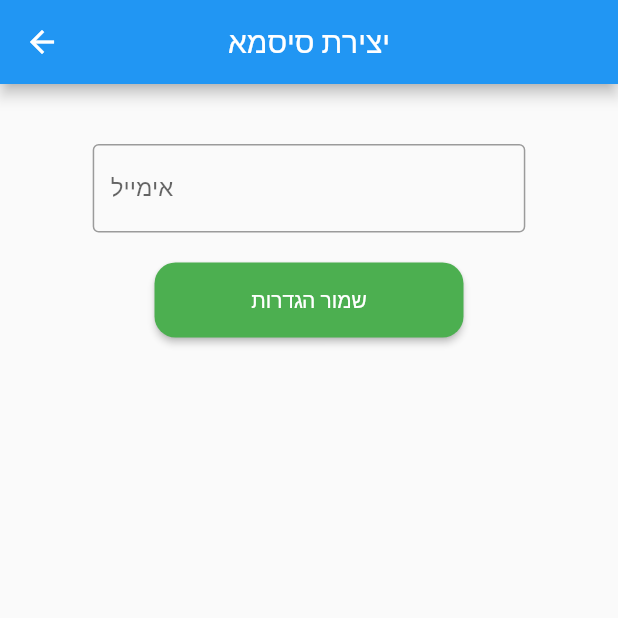
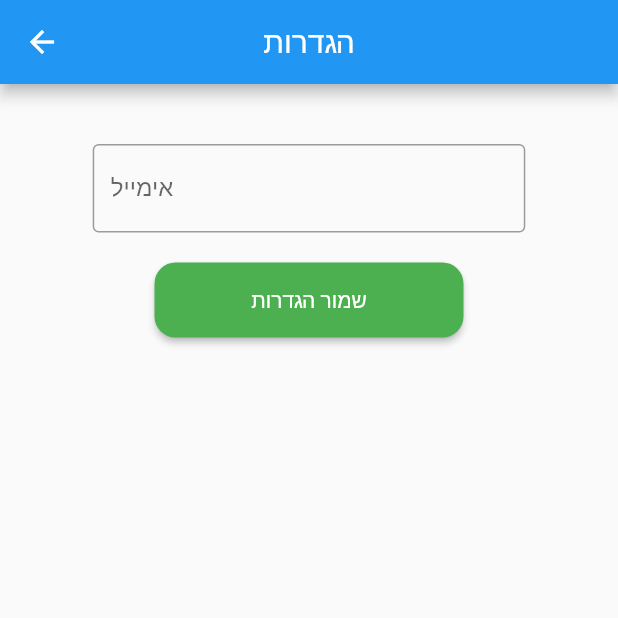
Before and after one commit to oshrey16/pwdmanls, a Flutter app: the SettingsPage screen opened by its route, on a phone screen of 412 x 824 dp, the top half of it. Run offline on Flutter 3.47's test engine with Material 2 defaults, Android fonts, the phone set to English and light mode, and no system bars; our stand-ins replace drift, flutter_secure_storage; missing offline and left inert: encrypt; accounts and stored records are empty; generated files the repository leaves out were written again.

Commit message:
change title settings

```diff
--- a/lib/settings.dart
+++ b/lib/settings.dart
@@ -25,7 +25,7 @@ class _SettingsPageState extends State<SettingsPage> {
     return Scaffold(
         appBar: AppBar(
           centerTitle: true,
-          title: const Text("יצירת סיסמא"),
+          title: const Text("הגדרות"),
         ),
         body: Center(
             child: Column(children: [
```
